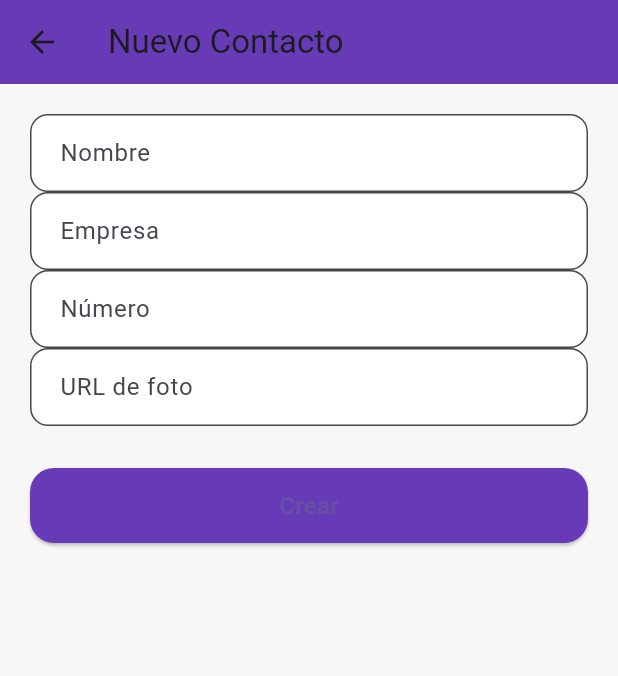
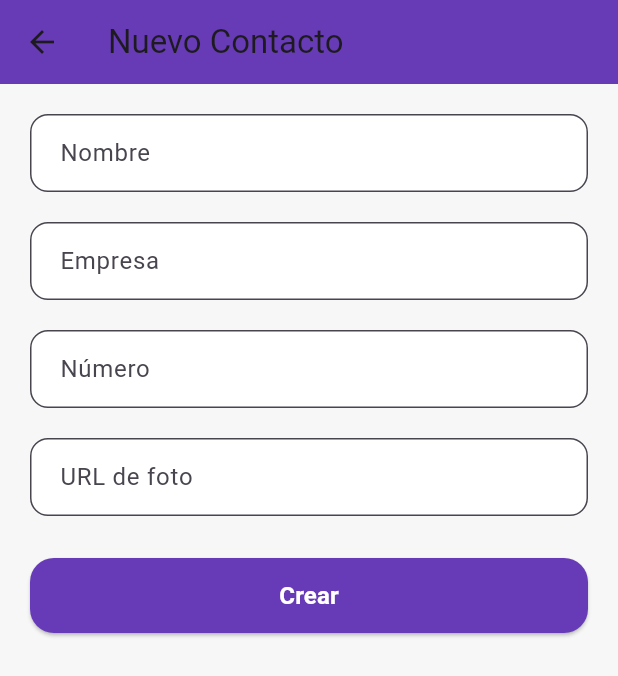
Before and after one commit to IanAlvarezCordova/Ejercicios2.2_API, a Flutter app: the ContactFormPage screen opened directly, on a phone screen of 412 x 824 dp. Shown: the top 676 px of the screen. Run offline on Flutter 3.47's test engine with Material 3 defaults, Android fonts, the phone set to English and light mode, and no system bars; our stand-ins replace flutter_riverpod; network calls fail.

Commit message:
subiendo contact

```diff
--- a/lib/application/usecases/contact_usecase.dart
+++ b/lib/application/usecases/contact_usecase.dart
@@ -1,5 +1,5 @@
-import 'package:app_movil_frameworks/domain/entities/contact.dart';
-import 'package:app_movil_frameworks/data/repositories/contact_repository_impl.dart';
+import 'package:movil_api_contact/domain/entities/contact.dart';
+import 'package:movil_api_contact/data/repositories/contact_repository_impl.dart';
 
 class ContactUseCases {
   final ContactRepositoryImpl repository;
--- a/lib/data/datasources/contact_api.dart
+++ b/lib/data/datasources/contact_api.dart
@@ -1,11 +1,11 @@
 import 'dart:convert';
 import 'package:http/http.dart' as http;
-import 'package:app_movil_frameworks/domain/entities/contact.dart';
+import 'package:movil_api_contact/domain/entities/contact.dart';
 
 class ContactAPI {
   //http://10.0.2.2:3000/api/contactos celular
   //http://192.168.100.25:3000/api/contactos
-  final String baseUrl = 'http://192.168.100.25:3000/api/contactos';
+  final String baseUrl = 'https://contact-api-node-13xt.onrender.com/api/contactos';
 
   Future<List<Contact>> fetchContacts() async {
     final response = await http.get(Uri.parse(baseUrl));
--- a/lib/data/repositories/contact_repository_impl.dart
+++ b/lib/data/repositories/contact_repository_impl.dart
@@ -1,6 +1,5 @@
-import 'package:app_movil_frameworks/data/datasources/contact_api.dart';
-import 'package:app_movil_frameworks/domain/entities/contact.dart';
-import 'package:app_movil_frameworks/data/repositories/contact_repository_impl.dart';
+import 'package:movil_api_contact/data/datasources/contact_api.dart';
+import 'package:movil_api_contact/domain/entities/contact.dart';
 
 class ContactRepositoryImpl {
   final ContactAPI api;
--- a/lib/main.dart
+++ b/lib/main.dart
@@ -1,8 +1,8 @@
 import 'package:flutter/material.dart';
 import 'package:flutter_riverpod/flutter_riverpod.dart';
-import 'package:app_movil_frameworks/presentation/views/contact_list_page.dart';
-import 'package:app_movil_frameworks/presentation/views/contact_form_page.dart';
-import 'package:app_movil_frameworks/domain/entities/contact.dart';
+import 'package:movil_api_contact/presentation/views/contact_list_page.dart';
+import 'package:movil_api_contact/presentation/views/contact_form_page.dart';
+import 'package:movil_api_contact/domain/entities/contact.dart';
 
 void main() {
   runApp(const ProviderScope(child: MyApp()));
--- a/lib/presentation/views/contact_form_page.dart
+++ b/lib/presentation/views/contact_form_page.dart
@@ -1,7 +1,7 @@
 import 'package:flutter/material.dart';
 import 'package:flutter_riverpod/flutter_riverpod.dart';
-import 'package:app_movil_frameworks/domain/entities/contact.dart';
-import 'package:app_movil_frameworks/presentation/providers/contact_provider.dart';
+import 'package:movil_api_contact/domain/entities/contact.dart';
+import 'package:movil_api_contact/presentation/providers/contact_provider.dart';
 
 class ContactFormPage extends ConsumerStatefulWidget {
   final Contact? contact;
@@ -65,9 +65,6 @@ class _ContactFormPageState extends ConsumerState<ContactFormPage> {
     }
   }
 
-
-
-
   InputDecoration _inputDecoration(String label) => InputDecoration(
     labelText: label,
     filled: true,
@@ -102,17 +99,20 @@ class _ContactFormPageState extends ConsumerState<ContactFormPage> {
                 decoration: _inputDecoration('Nombre'),
                 validator: (v) => v!.isEmpty ? 'Campo requerido' : null,
               ),
+              const SizedBox(height: 20),
               TextFormField(
                 controller: _empresaCtrl,
                 decoration: _inputDecoration('Empresa'),
                 validator: (v) => v!.isEmpty ? 'Campo requerido' : null,
               ),
+              const SizedBox(height: 20),
               TextFormField(
                 controller: _numeroCtrl,
                 decoration: _inputDecoration('Número'),
                 keyboardType: TextInputType.phone,
                 validator: (v) => v!.isEmpty || !RegExp(r'^\d{9,}$').hasMatch(v) ? 'Número inválido' : null,
               ),
+              const SizedBox(height: 20),
               TextFormField(
                 controller: _fotoCtrl,
                 decoration: _inputDecoration('URL de foto'),
@@ -130,7 +130,7 @@ class _ContactFormPageState extends ConsumerState<ContactFormPage> {
                     shape: RoundedRectangleBorder(borderRadius: BorderRadius.circular(16)),
                   ),
                   child: Text(isEditing ? 'Actualizar' : 'Crear',
-                      style: const TextStyle(fontSize: 16, fontWeight: FontWeight.w600)),
+                      style: const TextStyle(fontSize: 16, fontWeight: FontWeight.w600, color: Colors.white)),
                 ),
               ),
             ],
--- a/lib/presentation/views/contact_list_page.dart
+++ b/lib/presentation/views/contact_list_page.dart
@@ -1,8 +1,8 @@
 import 'package:flutter/material.dart';
 import 'package:flutter_riverpod/flutter_riverpod.dart';
-import 'package:app_movil_frameworks/domain/entities/contact.dart';
-import 'package:app_movil_frameworks/presentation/providers/contact_provider.dart';
-import 'package:app_movil_frameworks/presentation/widgets/contact_tile.dart';
+import 'package:movil_api_contact/domain/entities/contact.dart';
+import 'package:movil_api_contact/presentation/providers/contact_provider.dart';
+import 'package:movil_api_contact/presentation/widgets/contact_tile.dart';
 
 class ContactListPage extends ConsumerStatefulWidget {
   const ContactListPage({super.key});
--- a/pubspec.yaml
+++ b/pubspec.yaml
@@ -1,4 +1,4 @@
-name: app_movil_frameworks
+name: movil_api_contact
 description: "A new Flutter project."
 # The following line prevents the package from being accidentally published to
 # pub.dev using `flutter pub publish`. This is preferred for private packages.
```
Also changed, not shown: lib/presentation/providers/contact_provider.dart (+4 -4 lines), 1 other file.
